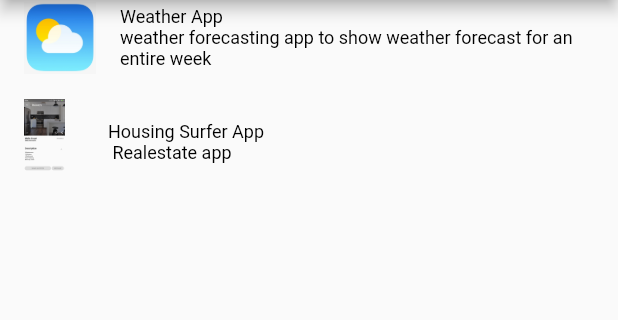
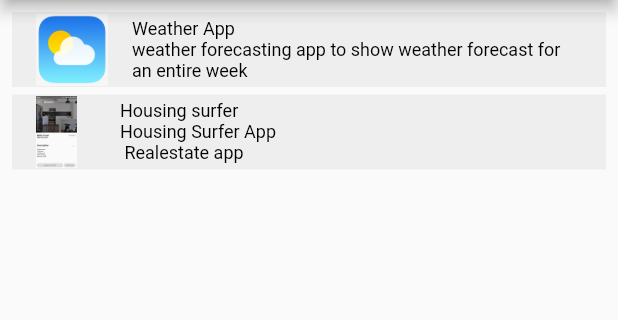
Before and after one commit to lungeloncube/flutter_portfolio, a Flutter app: the Projects screen opened directly, on a phone screen of 412 x 824 dp, the part 84-404 px from its top. Run offline on Flutter 3.47's test engine with Material 2 defaults, Android fonts, the phone set to English and light mode, and no system bars.

```diff
--- a/lib/projects.dart
+++ b/lib/projects.dart
@@ -11,56 +11,72 @@ class Projects extends StatelessWidget {
           centerTitle: true,
           title: const Text('Projects portfolio'),
         ),
-        body: Column(
+        body: Padding(
+          padding: const EdgeInsets.all(8.0),
+          child: Column(
             children: [
               Row(
-              children: [
-                Expanded(
+                children: const [
+                  ProjectTile(
+                    firstImage: 'assets/weather_first.jpg',
+                    secondImage: 'assets/weather_second.jpg',
+                    leading: 'assets/weather_app.png',
+                    subtitle: Text(
+                        "Weather App\nweather forecasting app to show weather forecast for an entire week"),
+                  ),
+                ],
+              ),
+              const SizedBox(height: 5),
+              Row(
+                children: const [
+                  ProjectTile(
+                    firstImage: 'assets/surfer_first.jpg',
+                    secondImage: 'assets/surfer_second.jpg',
+                    leading: 'assets/surfer_third.jpg',
+                    subtitle: Text(
+                        "Housing surfer\nHousing Surfer App\n Realestate app"),
+                  ),
+                ],
+              )
+            ],
+          ),
+        ));
+  }
+}
+
+class ProjectTile extends StatelessWidget {
+  final String firstImage;
+  final String secondImage;
+  final String leading;
+  final Widget subtitle;
+  const ProjectTile({
+    Key? key,
+    required this.firstImage,
+    required this.secondImage,
+    required this.leading,
+    required this.subtitle,
+  }) : super(key: key);
+
+  @override
+  Widget build(BuildContext context) {
+    return Expanded(
       child: ListTile(
+        tileColor: Colors.grey[200],
         onTap: () {
           Navigator.push(
             context,
             MaterialPageRoute(
-                            builder: (context) => const Images(
-                                firstImage: 'assets/weather_first.jpg',
-                                secondImage: 'assets/weather_second.jpg')),
+                builder: (context) =>
+                    Images(firstImage: firstImage, secondImage: secondImage)),
           );
         },
         enableFeedback: true,
         textColor: Colors.black,
         dense: true,
         isThreeLine: true,
-                    leading: Image.asset('assets/weather_app.png'),
-                    subtitle: const Text(
-                        "Weather App\nweather forecasting app to show weather forecast for an entire week"),
+        leading: Image.asset(leading),
+        subtitle: subtitle,
       ),
-                ),
-              ],
-            ),
-            Row(
-              children: [
-                Expanded(
-                  child: ListTile(
-                    onTap: () {
-                      Navigator.push(
-                        context,
-                        MaterialPageRoute(
-                            builder: (context) => const Images(
-                                firstImage: 'assets/surfer_first.jpg',
-                                secondImage: 'assets/surfer_second.jpg')),
     );
-                    },
-                    enableFeedback: true,
-                    textColor: Colors.black,
-                    dense: true,
-                    isThreeLine: true,
-                    leading: Image.asset('assets/surfer_third.jpg'),
-                    subtitle: const Text("Housing Surfer App\n Realestate app"),
-                  ),
-                ),
-              ],
-            )
-          ],
-        ));
   }
 }
```
Also changed, not shown: lib/about.dart (added, +73 -0 lines), lib/home.dart (+54 -57 lines), lib/mobile_home.dart (+47 -2 lines), assets/profile.jpg (added). Lines whose indentation alone changed are shown as unchanged.
